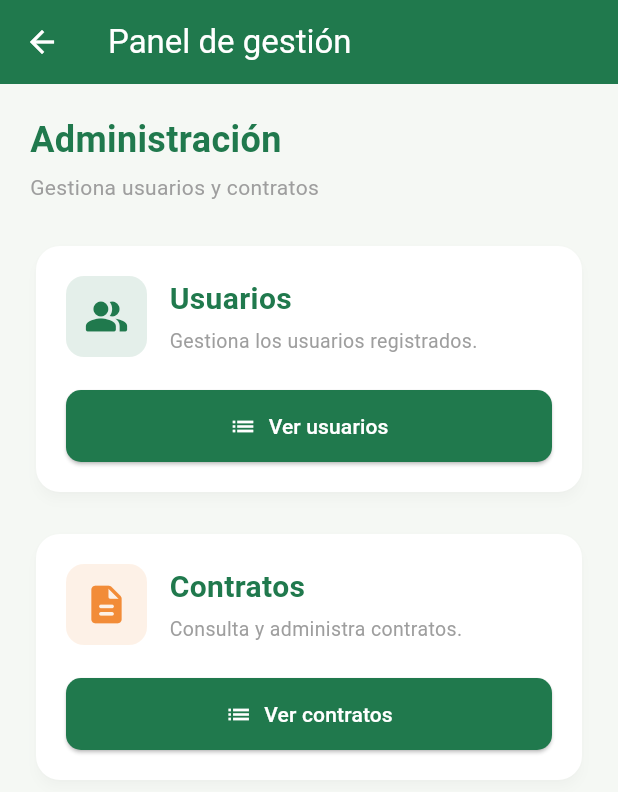
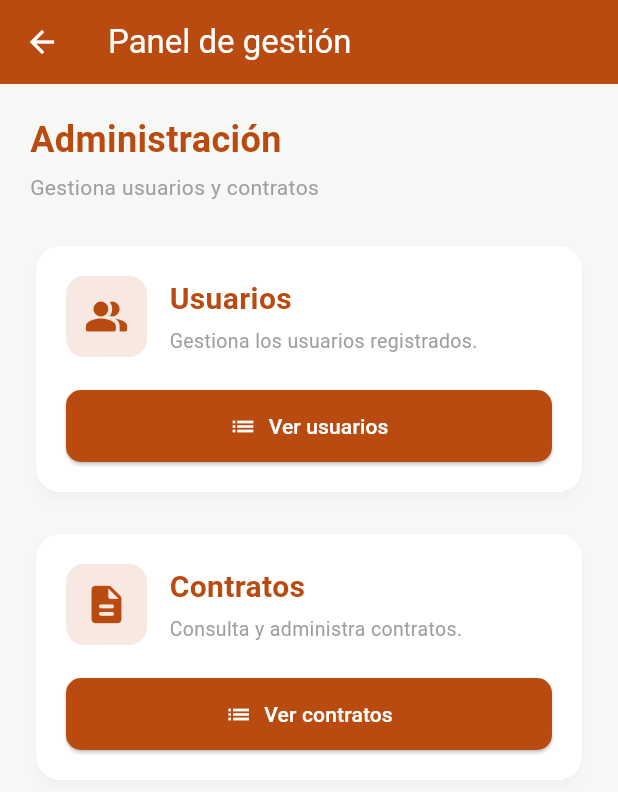
Before and after one commit to LeonHuertaG/EcoReco, a Flutter app: the GestionScreen screen opened directly, on a phone screen of 412 x 824 dp. Shown: the top 792 px of the screen. Run offline on Flutter 3.47's test engine with Material 3 defaults, Android fonts, the phone set to English and light mode, and no system bars; our stand-ins replace pdf, printing.

Commit message:
feat: actualizacion del panel de administracion de usuarios y contratos

```diff
--- a/lib/screens/gestion_screen.dart
+++ b/lib/screens/gestion_screen.dart
@@ -6,8 +6,7 @@ import 'contratos/lista_contratos.dart';
 class GestionScreen extends StatelessWidget {
   const GestionScreen({super.key});
 
-  static const Color verde = Color(0xFF20794D);
-  static const Color naranja = Color(0xFFF28C38);
+  static const Color naranja = Color(0xFFB94B10);
 
   @override
   Widget build(BuildContext context) {
@@ -15,7 +14,7 @@ class GestionScreen extends StatelessWidget {
       backgroundColor: const Color(0xFFF5F8F4),
       appBar: AppBar(
         title: const Text('Panel de gestión'),
-        backgroundColor: verde,
+        backgroundColor: naranja,
         foregroundColor: Colors.white,
       ),
       body: ListView(
@@ -26,7 +25,7 @@ class GestionScreen extends StatelessWidget {
             style: TextStyle(
               fontSize: 24,
               fontWeight: FontWeight.bold,
-              color: verde,
+              color: naranja,
             ),
           ),
           const SizedBox(height: 5),
@@ -40,7 +39,7 @@ class GestionScreen extends StatelessWidget {
             titulo: 'Usuarios',
             descripcion: 'Gestiona los usuarios registrados.',
             icono: Icons.people_alt_rounded,
-            colorIcono: verde,
+            colorIcono: naranja,
             destino: const ListaUsuariosScreen(),
           ),
           const SizedBox(height: 20),
@@ -94,7 +93,7 @@ class GestionScreen extends StatelessWidget {
                         style: const TextStyle(
                           fontSize: 20,
                           fontWeight: FontWeight.bold,
-                          color: verde,
+                          color: naranja,
                         ),
                       ),
                       const SizedBox(height: 4),
@@ -123,7 +122,7 @@ class GestionScreen extends StatelessWidget {
                 icon: const Icon(Icons.list),
                 label: Text('Ver ${titulo.toLowerCase()}'),
                 style: ElevatedButton.styleFrom(
-                  backgroundColor: verde,
+                  backgroundColor: naranja,
                   foregroundColor: Colors.white,
                   padding: const EdgeInsets.symmetric(vertical: 14),
                   shape: RoundedRectangleBorder(
```
